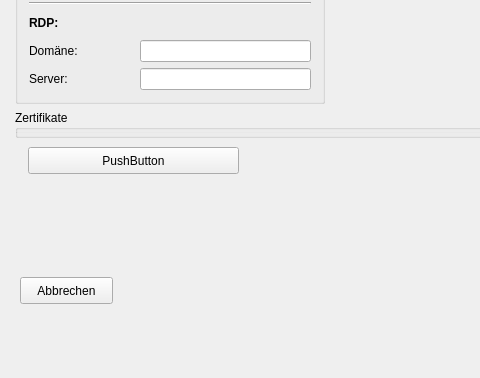
Old version of the form ConfigPage/mainwindow.ui in the repository IT4smart/ConfigurationPage; both pictures show x 0 to 480 and y 390 to 768 of the 862 by 768 pixel window.
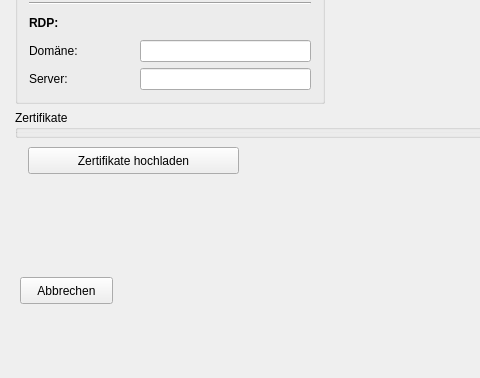
New version of the form.

Commit message: fixes to work unter armhf architecture

```diff
--- a/ConfigPage/mainwindow.ui
+++ b/ConfigPage/mainwindow.ui
@@ -263,7 +263,7 @@
      </rect>
     </property>
     <property name="text">
-     <string>PushButton</string>
+     <string>Zertifikate hochladen</string>
     </property>
    </widget>
   </widget>
```
Left out of the diff: 2 changed lines with no effect on the pictures. The commit also changes 2 other files.
